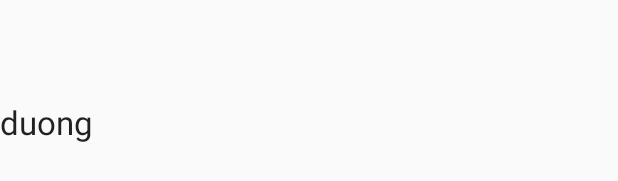
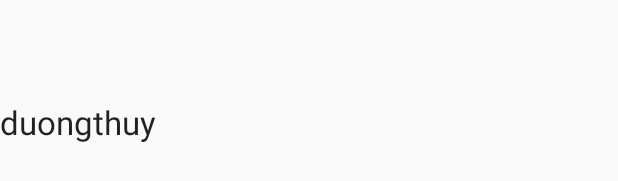
Before and after one commit to DuongThuyUIT/SMSKute, an Android app: the layout duong.xml on its own in the app's theme, with its tools: preview values and no code run, on a phone screen of 412 x 824 dp. Shown: the part 416-597 px from the top of the screen. Run offline under Robolectric (Android 15) with nearby library versions, the phone set to English and light mode, and no system bars.

Commit message:
edit duong
edit duong

```diff
--- a/app/src/main/res/layout/duong.xml
+++ b/app/src/main/res/layout/duong.xml
@@ -7,7 +7,8 @@
         android:layout_width="wrap_content"
         android:layout_height="136dp"
         android:textAppearance="?android:attr/textAppearanceLarge"
-        android:text="duong"
+        android:text="duongthuy"
         android:id="@+id/textView"
         android:layout_gravity="center_vertical" />
+
 </LinearLayout>
```
